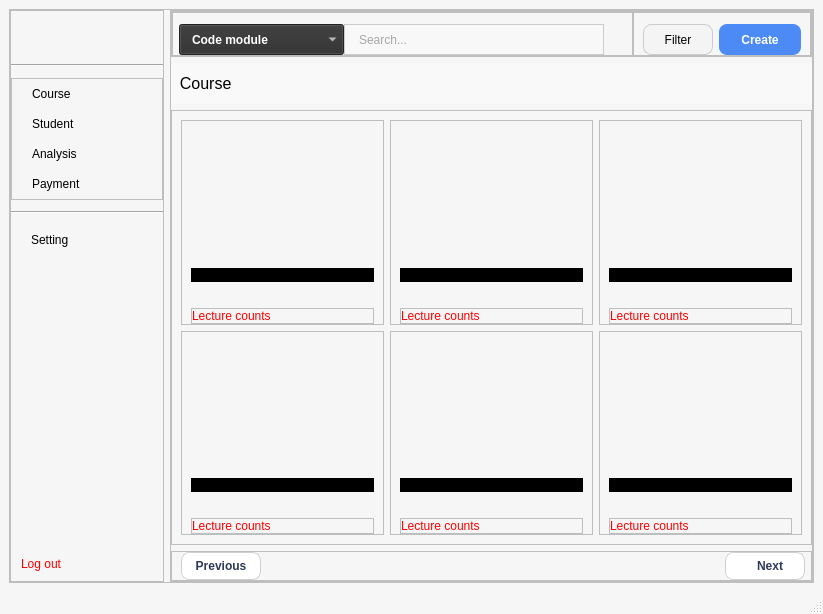
Old version of the form ui/course.ui in the repository Khiem2112/course-management-ml.
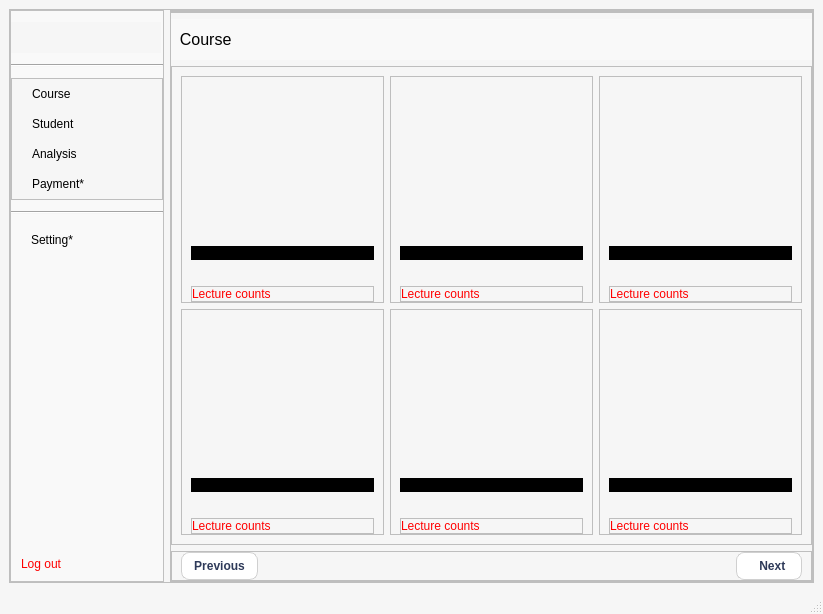
New version of the form. Icons and pictures are not drawn.

Patch:
```diff
--- a/ui/course.ui
+++ b/ui/course.ui
@@ -171,7 +171,7 @@
         <number>0</number>
        </property>
        <item>
-        <widget class="QFrame" name="frame_sidebar">
+        <widget class="QFrame" name="menu">
          <property name="sizePolicy">
           <sizepolicy hsizetype="Preferred" vsizetype="Preferred">
            <horstretch>0</horstretch>
@@ -184,7 +184,7 @@
          <property name="frameShadow">
           <enum>QFrame::Raised</enum>
          </property>
-         <layout class="QVBoxLayout" name="verticalLayout" stretch="0,0,0,0,0,0,0">
+         <layout class="QVBoxLayout" name="verticalLayout_15" stretch="0,0,0,0,0,0,0">
           <property name="spacing">
            <number>11</number>
           </property>
@@ -210,8 +210,8 @@
             </property>
             <property name="maximumSize">
              <size>
-              <width>160</width>
-              <height>90</height>
+              <width>150</width>
+              <height>60</height>
              </size>
             </property>
             <property name="font">
@@ -226,7 +226,7 @@
              <string/>
             </property>
             <property name="pixmap">
-             <pixmap>:/Images/images/Logo DUKI.png</pixmap>
+             <pixmap resource="../media/resource_from_qt.qrc">:/Images/images/Logo DUKI.png</pixmap>
             </property>
             <property name="scaledContents">
              <bool>true</bool>
@@ -237,21 +237,21 @@
            </widget>
           </item>
           <item>
-           <widget class="Line" name="line_1">
+           <widget class="Line" name="line_9">
             <property name="orientation">
              <enum>Qt::Horizontal</enum>
             </property>
            </widget>
           </item>
           <item>
-           <widget class="QFrame" name="frame_menu">
+           <widget class="QFrame" name="frame_5">
             <property name="frameShape">
              <enum>QFrame::StyledPanel</enum>
             </property>
             <property name="frameShadow">
              <enum>QFrame::Raised</enum>
             </property>
-            <layout class="QVBoxLayout" name="verticalLayout_3">
+            <layout class="QVBoxLayout" name="verticalLayout_16">
              <property name="spacing">
               <number>0</number>
              </property>
@@ -282,7 +282,7 @@
                 <string>Course</string>
                </property>
                <property name="icon">
-                <iconset>
+                <iconset resource="../media/resource_from_qt.qrc">
                  <normaloff>:/Icons/images/icons/Course/Course.png</normaloff>:/Icons/images/icons/Course/Course.png</iconset>
                </property>
               </widget>
@@ -305,7 +305,7 @@
                 <string>Student</string>
                </property>
                <property name="icon">
-                <iconset>
+                <iconset resource="../media/resource_from_qt.qrc">
                  <normaloff>:/Icons/images/icons/Course/Student1.png</normaloff>:/Icons/images/icons/Course/Student1.png</iconset>
                </property>
               </widget>
@@ -325,7 +325,7 @@
                 <string>Analysis</string>
                </property>
                <property name="icon">
-                <iconset>
+                <iconset resource="../media/resource_from_qt.qrc">
                  <normaloff>:/Icons/images/icons/Course/Analysis.png</normaloff>:/Icons/images/icons/Course/Analysis.png</iconset>
                </property>
               </widget>
@@ -348,10 +348,10 @@
                 <string notr="true"/>
                </property>
                <property name="text">
-                <string>Payment</string>
+                <string>Payment*</string>
                </property>
                <property name="icon">
-                <iconset>
+                <iconset resource="../media/resource_from_qt.qrc">
                  <normaloff>:/Icons/images/icons/Course/Payment.png</normaloff>:/Icons/images/icons/Course/Payment.png</iconset>
                </property>
               </widget>
@@ -360,7 +360,7 @@
            </widget>
           </item>
           <item>
-           <widget class="Line" name="line_2">
+           <widget class="Line" name="line_10">
             <property name="orientation">
              <enum>Qt::Horizontal</enum>
             </property>
@@ -384,12 +384,12 @@
              <string notr="true"/>
             </property>
             <property name="text">
-             <string>Setting</string>
+             <string>Setting*</string>
             </property>
            </widget>
           </item>
           <item>
-           <spacer name="verticalSpacer">
+           <spacer name="verticalSpacer_5">
             <property name="orientation">
              <enum>Qt::Vertical</enum>
             </property>
@@ -409,6 +409,9 @@
               <verstretch>0</verstretch>
              </sizepolicy>
             </property>
+            <property name="layoutDirection">
+             <enum>Qt::LeftToRight</enum>
+            </property>
             <property name="styleSheet">
              <string notr="true"/>
             </property>
@@ -416,7 +419,7 @@
              <string>Log out</string>
             </property>
             <property name="icon">
-             <iconset>
+             <iconset resource="../media/resource_from_qt.qrc">
               <normaloff>:/Icons/images/icons/Course/Log_Out.png</normaloff>:/Icons/images/icons/Course/Log_Out.png</iconset>
             </property>
            </widget>
@@ -481,179 +484,6 @@
              <property name="bottomMargin">
               <number>0</number>
              </property>
-             <item>
-              <widget class="QFrame" name="frame_search">
-               <property name="frameShape">
-                <enum>QFrame::StyledPanel</enum>
-               </property>
-               <property name="frameShadow">
-                <enum>QFrame::Raised</enum>
-               </property>
-               <layout class="QHBoxLayout" name="horizontalLayout_3" stretch="3,0,1">
-                <property name="spacing">
-                 <number>0</number>
-                </property>
-                <property name="leftMargin">
-                 <number>6</number>
-                </property>
-                <property name="topMargin">
-                 <number>11</number>
-                </property>
-                <property name="rightMargin">
-                 <number>0</number>
-                </property>
-                <property name="bottomMargin">
-                 <number>0</number>
-                </property>
-                <item>
-                 <widget class="QComboBox" name="comboBox_search">
-                  <property name="sizePolicy">
-                   <sizepolicy hsizetype="Maximum" vsizetype="Preferred">
-                    <horstretch>0</horstretch>
-                    <verstretch>0</verstretch>
-                   </sizepolicy>
-                  </property>
-                  <property name="minimumSize">
-                   <size>
-                    <width>165</width>
-                    <height>31</height>
-                   </size>
-                  </property>
-                  <item>
-                   <property name="text">
-                    <string>Code module</string>
-                   </property>
-                  </item>
-                  <item>
-                   <property name="text">
-                    <string>Code presentation</string>
-                   </property>
-                  </item>
-                  <item>
-                   <property name="text">
-                    <string>Module presentation</string>
-                   </property>
-                  </item>
-                 </widget>
-                </item>
-                <item>
-                 <widget class="QLineEdit" name="lineEdit_search">
-                  <property name="sizePolicy">
-                   <sizepolicy hsizetype="Preferred" vsizetype="Preferred">
-                    <horstretch>0</horstretch>
-                    <verstretch>0</verstretch>
-                   </sizepolicy>
-                  </property>
-                  <property name="minimumSize">
-                   <size>
-                    <width>260</width>
-                    <height>31</height>
-                   </size>
-                  </property>
-                  <property name="placeholderText">
-                   <string>Search...</string>
-                  </property>
-                  <property name="clearButtonEnabled">
-                   <bool>true</bool>
-                  </property>
-                 </widget>
-                </item>
-                <item>
-                 <widget class="QPushButton" name="btn_search">
-                  <property name="sizePolicy">
-                   <sizepolicy hsizetype="Fixed" vsizetype="Preferred">
-                    <horstretch>0</horstretch>
-                    <verstretch>0</verstretch>
-                   </sizepolicy>
-                  </property>
-                  <property name="text">
-                   <string/>
-                  </property>
-                  <property name="icon">
-                   <iconset>
-                    <normaloff>:/Icons/images/icons/Course/magnifier.png</normaloff>:/Icons/images/icons/Course/magnifier.png</iconset>
-                  </property>
-                  <property name="iconSize">
-                   <size>
-                    <width>20</width>
-                    <height>20</height>
-                   </size>
-                  </property>
-                 </widget>
-                </item>
-               </layout>
-              </widget>
-             </item>
-             <item>
-              <widget class="QFrame" name="frame_option">
-               <property name="sizePolicy">
-                <sizepolicy hsizetype="Maximum" vsizetype="Preferred">
-                 <horstretch>0</horstretch>
-                 <verstretch>0</verstretch>
-                </sizepolicy>
-               </property>
-               <property name="frameShape">
-                <enum>QFrame::StyledPanel</enum>
-               </property>
-               <property name="frameShadow">
-                <enum>QFrame::Raised</enum>
-               </property>
-               <layout class="QHBoxLayout" name="horizontalLayout_4">
-                <property name="topMargin">
-                 <number>11</number>
-                </property>
-                <property name="bottomMargin">
-                 <number>0</number>
-                </property>
-                <item>
-                 <widget class="QPushButton" name="btn_filter">
-                  <property name="sizePolicy">
-                   <sizepolicy hsizetype="Preferred" vsizetype="Preferred">
-                    <horstretch>0</horstretch>
-                    <verstretch>0</verstretch>
-                   </sizepolicy>
-                  </property>
-                  <property name="minimumSize">
-                   <size>
-                    <width>70</width>
-                    <height>30</height>
-                   </size>
-                  </property>
-                  <property name="text">
-                   <string>Filter</string>
-                  </property>
-                  <property name="icon">
-                   <iconset>
-                    <normaloff>:/Icons/images/icons/Course/Filter1.png</normaloff>:/Icons/images/icons/Course/Filter1.png</iconset>
-                  </property>
-                 </widget>
-                </item>
-                <item>
-                 <widget class="QPushButton" name="btn_create">
-                  <property name="sizePolicy">
-                   <sizepolicy hsizetype="Preferred" vsizetype="Preferred">
-                    <horstretch>0</horstretch>
-                    <verstretch>0</verstretch>
-                   </sizepolicy>
-                  </property>
-                  <property name="minimumSize">
-                   <size>
-                    <width>82</width>
-                    <height>30</height>
-                   </size>
-                  </property>
-                  <property name="text">
-                   <string>Create</string>
-                  </property>
-                  <property name="icon">
-                   <iconset>
-                    <normaloff>:/Icons/images/icons/Course/Create1.png</normaloff>:/Icons/images/icons/Course/Create1.png</iconset>
-                  </property>
-                 </widget>
-                </item>
-               </layout>
-              </widget>
-             </item>
             </layout>
            </widget>
           </item>
@@ -1337,7 +1167,7 @@
            </widget>
           </item>
           <item>
-           <widget class="QFrame" name="frame_pagination">
+           <widget class="QFrame" name="frame_7">
             <property name="sizePolicy">
              <sizepolicy hsizetype="Preferred" vsizetype="Preferred">
               <horstretch>0</horstretch>
@@ -1350,13 +1180,10 @@
             <property name="frameShadow">
              <enum>QFrame::Raised</enum>
             </property>
-            <layout class="QHBoxLayout" name="horizontalLayout_6" stretch="1,0,0,0,1">
+            <layout class="QHBoxLayout" name="horizontalLayout_10">
              <property name="topMargin">
               <number>0</number>
              </property>
-             <property name="rightMargin">
-              <number>6</number>
-             </property>
              <property name="bottomMargin">
               <number>0</number>
              </property>
@@ -1368,79 +1195,36 @@
                  <verstretch>0</verstretch>
                 </sizepolicy>
                </property>
-               <property name="maximumSize">
-                <size>
-                 <width>80</width>
-                 <height>16777215</height>
-                </size>
-               </property>
                <property name="text">
                 <string>Previous</string>
                </property>
                <property name="icon">
-                <iconset>
+                <iconset resource="../media/resource_from_qt.qrc">
                  <normaloff>:/Icons/images/icons/Course/le-Photoroom.png</normaloff>:/Icons/images/icons/Course/le-Photoroom.png</iconset>
                </property>
               </widget>
              </item>
              <item>
-              <spacer name="horizontalSpacer">
+              <spacer name="horizontalSpacer_4">
                <property name="orientation">
                 <enum>Qt::Horizontal</enum>
                </property>
                <property name="sizeHint" stdset="0">
                 <size>
-                 <width>40</width>
+                 <width>1</width>
                  <height>20</height>
                 </size>
                </property>
               </spacer>
              </item>
              <item>
-              <widget class="QWidget" name="page_container" native="true">
-               <property name="sizePolicy">
-                <sizepolicy hsizetype="Maximum" vsizetype="Preferred">
-                 <horstretch>30</horstretch>
-                 <verstretch>0</verstretch>
-                </sizepolicy>
-               </property>
-               <property name="minimumSize">
-                <size>
-                 <width>350</width>
-                 <height>0</height>
-                </size>
-               </property>
-               <layout class="QHBoxLayout" name="horizontalLayout_7">
-                <property name="leftMargin">
-                 <number>11</number>
-                </property>
-                <property name="rightMargin">
-                 <number>11</number>
-                </property>
-                <item>
-                 <layout class="QHBoxLayout" name="pagination_layout">
-                  <property name="spacing">
-                   <number>6</number>
-                  </property>
-                  <property name="leftMargin">
-                   <number>6</number>
-                  </property>
-                  <property name="rightMargin">
-                   <number>6</number>
-                  </property>
-                 </layout>
-                </item>
-               </layout>
-              </widget>
-             </item>
-             <item>
-              <spacer name="horizontalSpacer_2">
+              <spacer name="horizontalSpacer_5">
                <property name="orientation">
                 <enum>Qt::Horizontal</enum>
                </property>
                <property name="sizeHint" stdset="0">
                 <size>
-                 <width>40</width>
+                 <width>4</width>
                  <height>20</height>
                 </size>
                </property>
@@ -1454,20 +1238,14 @@
                  <verstretch>0</verstretch>
                 </sizepolicy>
                </property>
-               <property name="maximumSize">
-                <size>
-                 <width>80</width>
-                 <height>16777215</height>
-                </size>
-               </property>
                <property name="layoutDirection">
                 <enum>Qt::RightToLeft</enum>
                </property>
                <property name="text">
-                <string>   Next</string>
+                <string>   Next </string>
                </property>
                <property name="icon">
-                <iconset>
+                <iconset resource="../media/resource_from_qt.qrc">
                  <normaloff>:/Icons/images/icons/Course/ri-Photoroom.png</normaloff>:/Icons/images/icons/Course/ri-Photoroom.png</iconset>
                </property>
               </widget>
```
Left out of the diff: 2 changed lines with no effect on the pictures.
